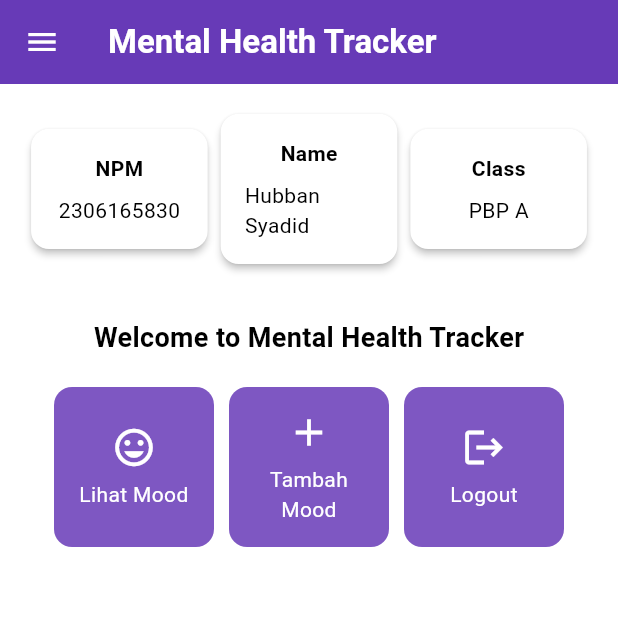
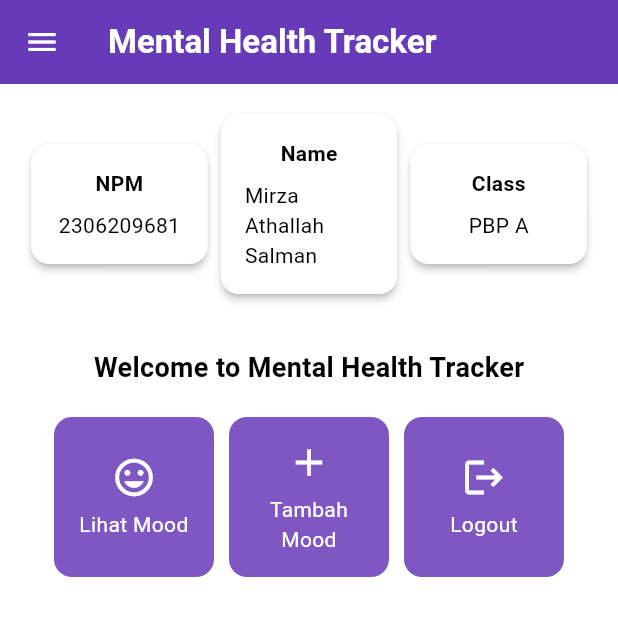
Before and after one commit to hsyadid/mental-health-tracker-mobile., a Flutter app: the screen it shows after launch, on a phone screen of 412 x 824 dp, the top half of it. Run offline on Flutter 3.47's test engine with Material 3 defaults, Android fonts, the phone set to English and light mode, and no system bars.

Commit message:
FIX PLIS

```diff
--- a/mental_health_tracker/lib/menu.dart
+++ b/mental_health_tracker/lib/menu.dart
@@ -5,8 +5,8 @@ import 'package:mental_health_tracker/moodentry_form.dart';
 class MyHomePage extends StatelessWidget {
   MyHomePage({super.key});
 
-  final String npm = '2306165830'; // NPM
-  final String name = 'Hubban Syadid'; // Nama
+  final String npm = '2306209681'; // NPM
+  final String name = 'Mirza Athallah Salman'; // Nama
   final String className = 'PBP A'; // Kelas
 
   final List<ItemHomepage> items = [
```
